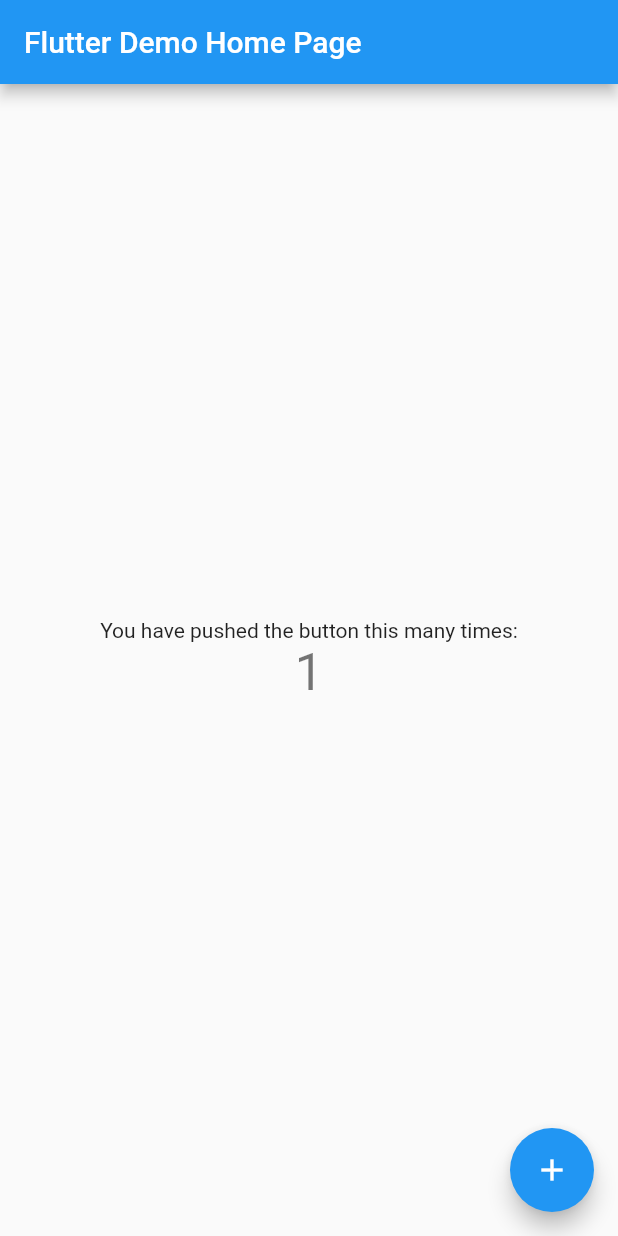
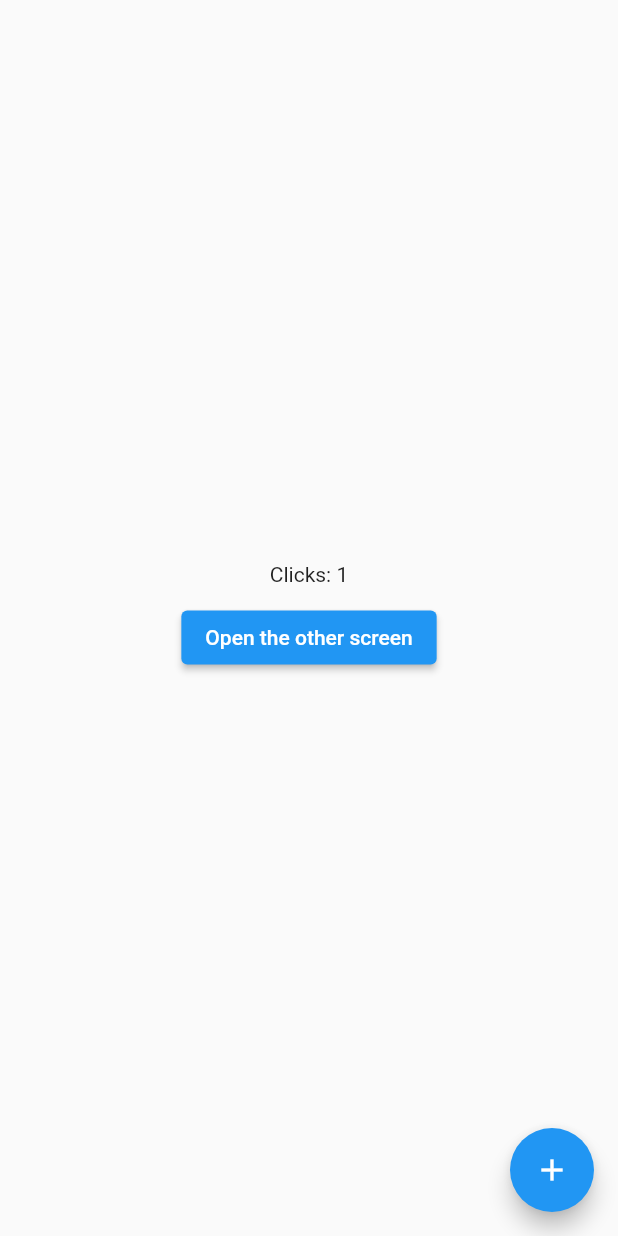
Before and after one commit to pkgajulapalli/my_flutter_app, a Flutter app: the screen it shows after launch, after a tap on the "add" icon, on a phone screen of 412 x 824 dp. Run offline on Flutter 3.47's test engine with Material 2 defaults, Android fonts, the phone set to English and light mode, and no system bars; our stand-ins replace get.

```diff
--- /dev/null
+++ b/lib/controllers/CounterController.dart
@@ -0,0 +1,9 @@
+import 'package:get/get.dart';
+
+class CounterController extends GetxController {
+  var counter = 0.obs;
+
+  void increment() {
+    counter++;
+  }
+}
--- a/lib/main.dart
+++ b/lib/main.dart
@@ -1,4 +1,6 @@
 import 'package:flutter/material.dart';
+import 'package:get/get.dart';
+import 'package:my_flutter_app/screens/home.dart';
 
 void main() {
   runApp(const MyApp());
@@ -10,7 +12,7 @@ class MyApp extends StatelessWidget {
   // This widget is the root of your application.
   @override
   Widget build(BuildContext context) {
-    return MaterialApp(
+    return GetMaterialApp(
       title: 'Flutter Demo',
       theme: ThemeData(
         // This is the theme of your application.
@@ -24,92 +26,7 @@ class MyApp extends StatelessWidget {
         // is not restarted.
         primarySwatch: Colors.blue,
       ),
-      home: const MyHomePage(title: 'Flutter Demo Home Page'),
+      home: HomeScreen(),
     );
   }
 }
-
-class MyHomePage extends StatefulWidget {
-  const MyHomePage({Key? key, required this.title}) : super(key: key);
-
-  // This widget is the home page of your application. It is stateful, meaning
-  // that it has a State object (defined below) that contains fields that affect
-  // how it looks.
-
-  // This class is the configuration for the state. It holds the values (in this
-  // case the title) provided by the parent (in this case the App widget) and
-  // used by the build method of the State. Fields in a Widget subclass are
-  // always marked "final".
-
-  final String title;
-
-  @override
-  State<MyHomePage> createState() => _MyHomePageState();
-}
-
-class _MyHomePageState extends State<MyHomePage> {
-  int _counter = 0;
-
-  void _incrementCounter() {
-    setState(() {
-      // This call to setState tells the Flutter framework that something has
-      // changed in this State, which causes it to rerun the build method below
-      // so that the display can reflect the updated values. If we changed
-      // _counter without calling setState(), then the build method would not be
-      // called again, and so nothing would appear to happen.
-      _counter++;
-    });
-  }
-
-  @override
-  Widget build(BuildContext context) {
-    // This method is rerun every time setState is called, for instance as done
-    // by the _incrementCounter method above.
-    //
-    // The Flutter framework has been optimized to make rerunning build methods
-    // fast, so that you can just rebuild anything that needs updating rather
-    // than having to individually change instances of widgets.
-    return Scaffold(
-      appBar: AppBar(
-        // Here we take the value from the MyHomePage object that was created by
-        // the App.build method, and use it to set our appbar title.
-        title: Text(widget.title),
-      ),
-      body: Center(
-        // Center is a layout widget. It takes a single child and positions it
-        // in the middle of the parent.
-        child: Column(
-          // Column is also a layout widget. It takes a list of children and
-          // arranges them vertically. By default, it sizes itself to fit its
-          // children horizontally, and tries to be as tall as its parent.
-          //
-          // Invoke "debug painting" (press "p" in the console, choose the
-          // "Toggle Debug Paint" action from the Flutter Inspector in Android
-          // Studio, or the "Toggle Debug Paint" command in Visual Studio Code)
-          // to see the wireframe for each widget.
-          //
-          // Column has various properties to control how it sizes itself and
-          // how it positions its children. Here we use mainAxisAlignment to
-          // center the children vertically; the main axis here is the vertical
-          // axis because Columns are vertical (the cross axis would be
-          // horizontal).
-          mainAxisAlignment: MainAxisAlignment.center,
-          children: <Widget>[
-            const Text(
-              'You have pushed the button this many times:',
-            ),
-            Text(
-              '$_counter',
-              style: Theme.of(context).textTheme.headline4,
-            ),
-          ],
-        ),
-      ),
-      floatingActionButton: FloatingActionButton(
-        onPressed: _incrementCounter,
-        tooltip: 'Increment',
-        child: const Icon(Icons.add),
-      ), // This trailing comma makes auto-formatting nicer for build methods.
-    );
-  }
-}
--- /dev/null
+++ b/lib/screens/home.dart
@@ -0,0 +1,37 @@
+import 'package:flutter/material.dart';
+import 'package:get/get.dart';
+import 'package:my_flutter_app/controllers/CounterController.dart';
+import 'package:my_flutter_app/screens/others.dart';
+
+class HomeScreen extends StatelessWidget {
+  final CounterController counterController = Get.put(CounterController());
+
+  // const HomeScreen({Key? key}) : super(key: key);
+
+  @override
+  Widget build(BuildContext context) {
+    return Scaffold(
+      body: Obx(() => Column(
+        mainAxisAlignment: MainAxisAlignment.center,
+        children: [
+          Center(child: Text("Clicks: ${counterController.counter}")),
+          const SizedBox(
+            height: 10,
+          ),
+          Center(
+              child: ElevatedButton(
+                  onPressed: () {
+                    Get.to(OtherScreen());
+                  },
+                  child: const Text("Open the other screen")))
+        ],
+      )),
+      floatingActionButton: FloatingActionButton(
+        onPressed: () {
+          counterController.increment();
+        },
+        child: const Icon(Icons.add),
+      ),
+    );
+  }
+}
--- /dev/null
+++ b/lib/screens/others.dart
@@ -0,0 +1,24 @@
+import 'package:flutter/material.dart';
+import 'package:get/get.dart';
+import 'package:my_flutter_app/controllers/CounterController.dart';
+
+class OtherScreen extends StatelessWidget {
+  final CounterController _counterController = Get.find();
+
+  @override
+  Widget build(BuildContext context) {
+    return Scaffold(
+      body: Column(
+        children: [
+          Text("Click counter: ${_counterController.counter.value}"),
+          SizedBox(
+            height: 10,
+          ),
+          ElevatedButton(onPressed: () {
+            Get.back();
+          }, child: Text("Open"))
+        ],
+      ),
+    );
+  }
+}
--- a/pubspec.yaml
+++ b/pubspec.yaml
@@ -29,6 +29,7 @@ environment:
 dependencies:
   flutter:
     sdk: flutter
+  get: ^4.6.1
 
 
   # The following adds the Cupertino Icons font to your application.
```
Also changed, not shown: pubspec.lock.
